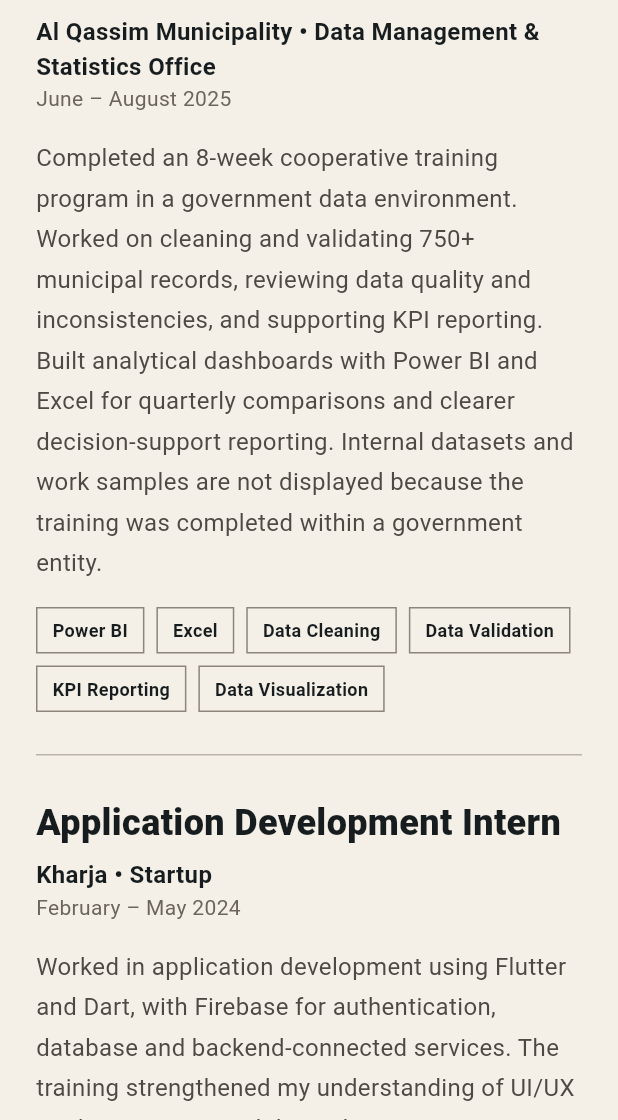
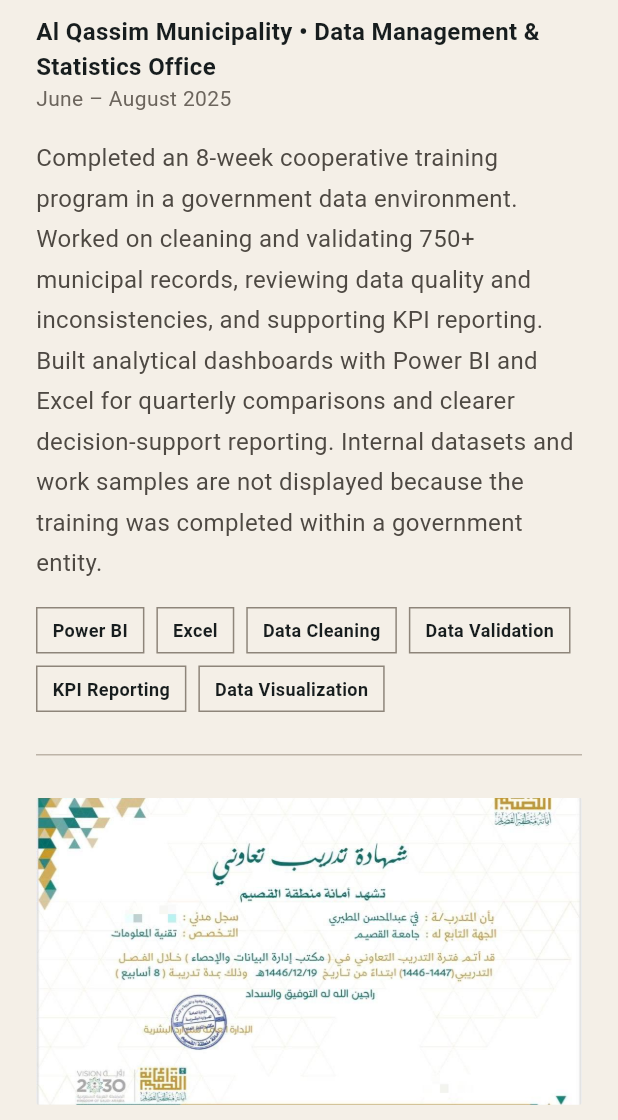
Before and after one commit to FayAL-mtuairi/profile, a Flutter app: the screen it shows after launch, scrolled down 1728 dp, on a phone screen of 412 x 824 dp, the part 116-1236 px from its top. Run offline on Flutter 3.47's test engine with Material 2 defaults, Android fonts, the phone set to English and light mode, and no system bars.

Commit message:
Show all portfolio project and training images

```diff
--- a/lib/main.dart
+++ b/lib/main.dart
@@ -48,23 +48,24 @@ class _About extends StatelessWidget{const _About();@override Widget build(Build
 
 class _Training extends StatelessWidget{const _Training();@override Widget build(BuildContext c)=>const Column(children:[
   _TrainingCard(title:'Data Analysis Intern',place:'Al Qassim Municipality • Data Management & Statistics Office',period:'June – August 2025',body:'Completed an 8-week cooperative training program in a government data environment. Worked on cleaning and validating 750+ municipal records, reviewing data quality and inconsistencies, and supporting KPI reporting. Built analytical dashboards with Power BI and Excel for quarterly comparisons and clearer decision-support reporting. Internal datasets and work samples are not displayed because the training was completed within a government entity.',tags:['Power BI','Excel','Data Cleaning','Data Validation','KPI Reporting','Data Visualization']),
-  _TrainingCard(title:'Application Development Intern',place:'Kharja • Startup',period:'February – May 2024',body:'Worked in application development using Flutter and Dart, with Firebase for authentication, database and backend-connected services. The training strengthened my understanding of UI/UX implementation, mobile application structure, software-development workflow and turning interface concepts into functional application screens.',tags:['Flutter','Dart','Firebase','UI/UX','Mobile Development','Git'])
+  _TrainingCard(title:'Application Development Intern',place:'Kharja • Startup',period:'February – May 2024',body:'Worked in application development using Flutter and Dart, with Firebase for authentication, database and backend-connected services. The training strengthened my understanding of UI/UX implementation, mobile application structure, software-development workflow and turning interface concepts into functional application screens.',tags:['Flutter','Dart','Firebase','UI/UX','Mobile Development','Git'],image:'assets/projects/training.png')
 ]);}
-class _TrainingCard extends StatelessWidget{final String title,place,period,body;final List<String> tags;const _TrainingCard({required this.title,required this.place,required this.period,required this.body,required this.tags});@override Widget build(BuildContext c)=>Container(width:double.infinity,padding:const EdgeInsets.symmetric(vertical:28),decoration:const BoxDecoration(border:Border(bottom:BorderSide(color:Color(0xFFBDB4A8)))),child:Column(crossAxisAlignment:CrossAxisAlignment.start,children:[Text(title,style:const TextStyle(fontSize:24,fontWeight:FontWeight.w800)),const SizedBox(height:6),Text(place,style:const TextStyle(fontSize:16,fontWeight:FontWeight.w700)),Text(period,style:const TextStyle(color:Color(0xFF6C655D))),const SizedBox(height:16),Text(body,style:const TextStyle(fontSize:16,height:1.7,color:Color(0xFF4E4943))),const SizedBox(height:16),Wrap(spacing:8,runSpacing:8,children:tags.map((e)=>_Tag(e)).toList())]));}
+class _TrainingCard extends StatelessWidget{final String title,place,period,body;final List<String> tags;final String? image;const _TrainingCard({required this.title,required this.place,required this.period,required this.body,required this.tags,this.image});@override Widget build(BuildContext c)=>Container(width:double.infinity,padding:const EdgeInsets.symmetric(vertical:28),decoration:const BoxDecoration(border:Border(bottom:BorderSide(color:Color(0xFFBDB4A8)))),child:Column(crossAxisAlignment:CrossAxisAlignment.start,children:[if(image!=null)...[ClipRRect(borderRadius:BorderRadius.circular(2),child:AspectRatio(aspectRatio:16/9,child:Image.asset(image!,fit:BoxFit.cover))),const SizedBox(height:22)],Text(title,style:const TextStyle(fontSize:24,fontWeight:FontWeight.w800)),const SizedBox(height:6),Text(place,style:const TextStyle(fontSize:16,fontWeight:FontWeight.w700)),Text(period,style:const TextStyle(color:Color(0xFF6C655D))),const SizedBox(height:16),Text(body,style:const TextStyle(fontSize:16,height:1.7,color:Color(0xFF4E4943))),const SizedBox(height:16),Wrap(spacing:8,runSpacing:8,children:tags.map((e)=>_Tag(e)).toList())]));}
 
 class _Projects extends StatefulWidget{const _Projects();@override State<_Projects> createState()=>_ProjectsState();}
 class _ProjectsState extends State<_Projects>{String filter='All';static const items=[
-_Project('Anees','AI','Graduation Project','A wellbeing application and AI-focused graduation project designed around emotion understanding and supportive user experiences. The interfaces include mood check-ins, habit tracking, breathing exercises, community support, and interaction through voice or camera. The AI work explored multimodal emotion recognition using audio, facial and video inputs and datasets including RAVDESS and MELD.',['AI','Deep Learning','Flutter','Emotion Recognition']),
-_Project('Weather Dashboard','Data Analytics','API • Dashboard','A weather dashboard connected to an API and refreshed periodically. It presents current conditions, multi-day forecasts, humidity, wind speed, visibility, pressure, UV index, precipitation, sunrise/sunset and air-quality indicators in one visual view.',['API','Dashboard','Data Visualization']),
-_Project('Sales Dashboard','Data Analytics','Business Analytics','A clean sales dashboard created to demonstrate analysis and visualization skills through KPIs, sales and revenue comparisons, customers, product performance, trends and weekly category views.',['Power BI','KPIs','Sales Analytics']),
-_Project('COVID-19 Dashboard','Data Analytics','Tableau • Large Dataset','Built from a large COVID-19 dataset in Tableau to explore deaths by continent, population infection percentages, country comparisons, geographic distribution and overall cases and deaths.',['Tableau','Large Dataset','Analytics']),
-_Project('Real Estate App','Flutter & Mobile','Flutter','A simple real-estate mobile application with property browsing, search and filters. Users can browse houses, villas and apartments and narrow listings through a straightforward mobile interface.',['Flutter','Mobile','Filters']),
-_Project('Graduation Projects Platform','Flutter & Mobile','Flutter Web','A Flutter Web platform created as a dedicated space for students to showcase graduation projects. Students submit their projects through a structured form, making project sharing and discovery more organized.',['Flutter Web','Forms','UI/UX']),
-_Project('Kharja','Flutter & Mobile','Mobile Application','A mobile application project developed around planning outings and nearby activities. The interface includes creating a new outing, adding a cover image, title and description, and selecting categories such as sports, food, music, gaming, arts and culture.',['Flutter','Mobile Development','UI/UX']),
-_Project('Library Database Schema','Web & Database','Database Design','A database-design project for a university library system focused on entities, relationships and organized information structure.',['Database Design','SQL','Data Modeling'])];
+_Project('Anees','AI','Graduation Project','A wellbeing application and AI-focused graduation project designed around emotion understanding and supportive user experiences. The interfaces include mood check-ins, habit tracking, breathing exercises, community support, and interaction through voice or camera. The AI work explored multimodal emotion recognition using audio, facial and video inputs and datasets including RAVDESS and MELD.',['AI','Deep Learning','Flutter','Emotion Recognition'],['assets/projects/anees-1.png','assets/projects/anees-2.png','assets/projects/anees-3.png','assets/projects/anees-4.png','assets/projects/anees-5.png']),
+_Project('Weather Dashboard','Data Analytics','API • Dashboard','A weather dashboard connected to an API and refreshed periodically. It presents current conditions, multi-day forecasts, humidity, wind speed, visibility, pressure, UV index, precipitation, sunrise/sunset and air-quality indicators in one visual view.',['API','Dashboard','Data Visualization'],['assets/projects/weather.jpg']),
+_Project('Sales Dashboard','Data Analytics','Business Analytics','A clean sales dashboard created to demonstrate analysis and visualization skills through KPIs, sales and revenue comparisons, customers, product performance, trends and weekly category views.',['Power BI','KPIs','Sales Analytics'],['assets/projects/sales.jpg']),
+_Project('COVID-19 Dashboard','Data Analytics','Tableau • Large Dataset','Built from a large COVID-19 dataset in Tableau to explore deaths by continent, population infection percentages, country comparisons, geographic distribution and overall cases and deaths.',['Tableau','Large Dataset','Analytics'],['assets/projects/covid.png']),
+_Project('Real Estate App','Flutter & Mobile','Flutter','A simple real-estate mobile application with property browsing, search and filters. Users can browse houses, villas and apartments and narrow listings through a straightforward mobile interface.',['Flutter','Mobile','Filters'],['assets/projects/realestate-1.png','assets/projects/realestate-2.png']),
+_Project('Graduation Projects Platform','Flutter & Mobile','Flutter Web','A Flutter Web platform created as a dedicated space for students to showcase graduation projects. Students submit their projects through a structured form, making project sharing and discovery more organized.',['Flutter Web','Forms','UI/UX'],['assets/projects/gradplatform.png']),
+_Project('Kharja','Flutter & Mobile','Mobile Application','A mobile application project developed around planning outings and nearby activities. The interface includes creating a new outing, adding a cover image, title and description, and selecting categories such as sports, food, music, gaming, arts and culture.',['Flutter','Mobile Development','UI/UX'],['assets/projects/kharja-1.png','assets/projects/kharja-2.png']),
+_Project('Library Database Schema','Web & Database','Database Design','A database-design project for a university library system focused on entities, relationships and organized information structure.',['Database Design','SQL','Data Modeling'],[])];
 @override Widget build(BuildContext c){const filters=['All','Data Analytics','Flutter & Mobile','AI','Web & Database'];final shown=filter=='All'?items:items.where((e)=>e.category==filter).toList();return Column(crossAxisAlignment:CrossAxisAlignment.start,children:[const Text('The filters mirror the areas I trained in and the projects I built within each area.',style:TextStyle(fontSize:16,height:1.6,color:Color(0xFF5A544D))),const SizedBox(height:18),Wrap(spacing:9,runSpacing:9,children:filters.map((e)=>ChoiceChip(label:Text(e),selected:filter==e,onSelected:(_)=>setState(()=>filter=e),selectedColor:const Color(0xFF171717),labelStyle:TextStyle(color:filter==e?Colors.white:const Color(0xFF171717)))).toList()),const SizedBox(height:30),LayoutBuilder(builder:(c,x){final w=x.maxWidth<700?x.maxWidth:(x.maxWidth-20)/2;return Wrap(spacing:20,runSpacing:20,children:shown.map((p)=>SizedBox(width:w,child:_ProjectCard(p))).toList());})]);}}
-class _Project{final String title,category,type,description;final List<String> tags;const _Project(this.title,this.category,this.type,this.description,this.tags);}
-class _ProjectCard extends StatelessWidget{final _Project p;const _ProjectCard(this.p);@override Widget build(BuildContext c){final images={'Weather Dashboard':'assets/projects/weather.jpg','Sales Dashboard':'assets/projects/sales.jpg'};final image=images[p.title];return Container(decoration:BoxDecoration(color:const Color(0xFFE9E1D6),border:Border.all(color:const Color(0xFFBDB4A8))),child:Column(crossAxisAlignment:CrossAxisAlignment.start,children:[if(image!=null)AspectRatio(aspectRatio:620/345,child:Image.asset(image,fit:BoxFit.cover)),Padding(padding:const EdgeInsets.all(24),child:Column(crossAxisAlignment:CrossAxisAlignment.start,children:[Text(p.category.toUpperCase(),style:const TextStyle(fontSize:11,fontWeight:FontWeight.w800,letterSpacing:1.5)),const SizedBox(height:18),Text(p.title,style:const TextStyle(fontSize:25,fontWeight:FontWeight.w900)),const SizedBox(height:5),Text(p.type,style:const TextStyle(color:Color(0xFF6C655D),fontWeight:FontWeight.w600)),const SizedBox(height:18),Text(p.description,style:const TextStyle(fontSize:15,height:1.65,color:Color(0xFF4E4943))),const SizedBox(height:20),Wrap(spacing:7,runSpacing:7,children:p.tags.map((e)=>_Tag(e)).toList())]))]));}}
+class _Project{final String title,category,type,description;final List<String> tags,images;const _Project(this.title,this.category,this.type,this.description,this.tags,this.images);}
+class _ProjectCard extends StatelessWidget{final _Project p;const _ProjectCard(this.p);@override Widget build(BuildContext c)=>Container(decoration:BoxDecoration(color:const Color(0xFFE9E1D6),border:Border.all(color:const Color(0xFFBDB4A8))),child:Column(crossAxisAlignment:CrossAxisAlignment.start,children:[if(p.images.isNotEmpty)_ProjectGallery(p.images),Padding(padding:const EdgeInsets.all(24),child:Column(crossAxisAlignment:CrossAxisAlignment.start,children:[Text(p.category.toUpperCase(),style:const TextStyle(fontSize:11,fontWeight:FontWeight.w800,letterSpacing:1.5)),const SizedBox(height:18),Text(p.title,style:const TextStyle(fontSize:25,fontWeight:FontWeight.w900)),const SizedBox(height:5),Text(p.type,style:const TextStyle(color:Color(0xFF6C655D),fontWeight:FontWeight.w600)),const SizedBox(height:18),Text(p.description,style:const TextStyle(fontSize:15,height:1.65,color:Color(0xFF4E4943))),const SizedBox(height:20),Wrap(spacing:7,runSpacing:7,children:p.tags.map((e)=>_Tag(e)).toList())]))]));}
+class _ProjectGallery extends StatelessWidget{final List<String> images;const _ProjectGallery(this.images);@override Widget build(BuildContext c){if(images.length==1)return AspectRatio(aspectRatio:16/9,child:Image.asset(images.first,fit:BoxFit.cover));return SizedBox(height:250,child:ListView.separated(scrollDirection:Axis.horizontal,padding:EdgeInsets.zero,itemCount:images.length,separatorBuilder:(_,__)=>const SizedBox(width:8),itemBuilder:(c,i)=>AspectRatio(aspectRatio:16/9,child:Image.asset(images[i],fit:BoxFit.cover))));}}
 class _Tag extends StatelessWidget{final String t;const _Tag(this.t);@override Widget build(BuildContext c)=>Container(padding:const EdgeInsets.symmetric(horizontal:10,vertical:6),decoration:BoxDecoration(border:Border.all(color:const Color(0xFF8E857A))),child:Text(t,style:const TextStyle(fontSize:12,fontWeight:FontWeight.w600)));}
 
 class _Skills extends StatelessWidget{const _Skills();@override Widget build(BuildContext c)=>const Wrap(spacing:45,runSpacing:35,children:[_Skill('Data Analytics',['Power BI','Tableau','Excel','Python','SQL','Data Cleaning','KPI Reporting']),_Skill('Development',['Flutter','Flutter Web','Dart','Firebase','Git','APIs']),_Skill('AI & Database',['Machine Learning','Deep Learning','Emotion Recognition','Database Design','Data Modeling'])]);}
```
